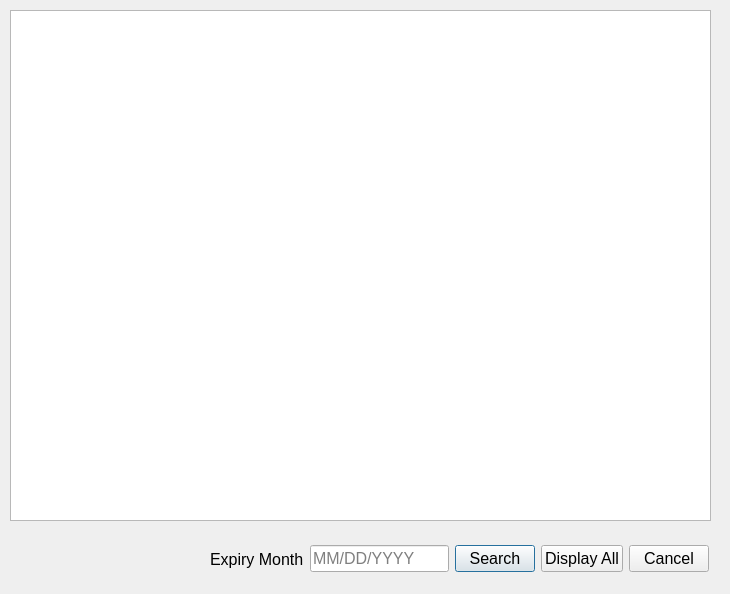
The window that membershipexpiry.ui (max9001/Bulk-Club-Project) describes before a commit, drawn with Qt 5.
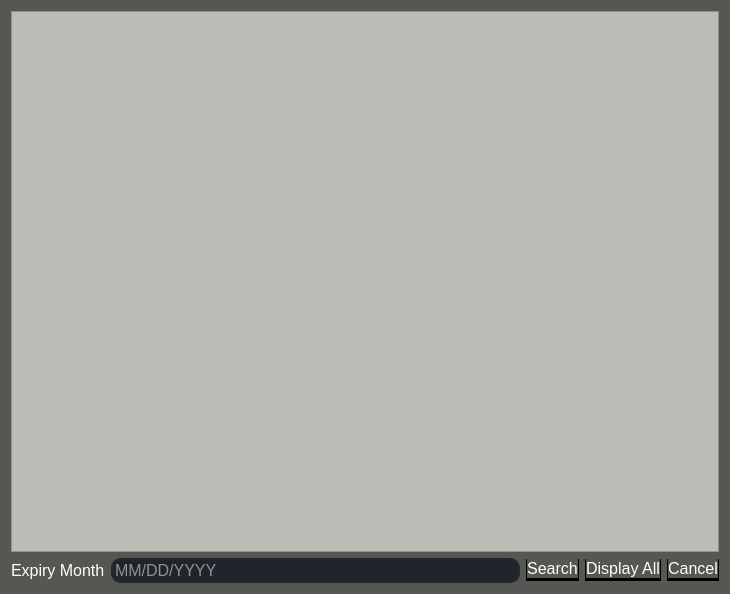
The same window after the commit.

The edit to the form file:
```diff
--- a/membershipexpiry.ui
+++ b/membershipexpiry.ui
@@ -13,25 +13,177 @@
   <property name="windowTitle">
    <string>Membership Expiration</string>
   </property>
-  <widget class="QTableView" name="tableView">
-   <property name="geometry">
-    <rect>
-     <x>10</x>
-     <y>10</y>
-     <width>701</width>
-     <height>511</height>
-    </rect>
-   </property>
-  </widget>
-  <widget class="QWidget" name="layoutWidget">
-   <property name="geometry">
-    <rect>
-     <x>210</x>
-     <y>540</y>
-     <width>499</width>
-     <height>38</height>
-    </rect>
-   </property>
+  <property name="styleSheet">
+   <string notr="true">QPushButton{
+	background-color: rgb(46, 52, 54);
+	border: none;
+	color: rgb(255, 255, 255);
+	border-left: 1px solid rgb(0, 0, 0);
+	border-right: 1px solid rgb(0, 0, 0);
+	border-bottom: 3px solid rgb(0, 0, 0);
+}
+
+QPushButton:hover{
+	background-color: rgb(59, 59, 59);
+	border: none;
+	color: rgb(255, 255, 255);
+	border-left: 1px solid rgb(29, 29, 29);
+	border-right: 1px solid rgb(29, 29, 29);
+	border-bottom: 3px solid rgb(29, 29, 29);
+}
+
+QPushButton:pressed{
+	background-color: rgb(46, 52, 54);
+	border: none;
+	color: rgb(255, 255, 255);
+	border-left: 1px solid rgb(0, 0, 0);
+	border-right: 1px solid rgb(0, 0, 0);
+	border-top: 3px solid rgb(0, 0, 0);
+}
+
+QDialog{
+	background-color: rgb(85, 87, 83);
+}
+
+QWidget{
+	background-color: rgb(85, 87, 83);
+}
+
+QMainWindow{
+	background-color: rgb(85, 87, 83);
+}
+
+QLabel{
+	color: rgb(255, 255, 255);
+	
+}
+
+QLineEdit{
+	border: 2px solid rgb(37, 39, 48);
+	border-radius: 10px;
+	color: #FFF;
+	background-color:rgb(34, 36, 44);
+}
+
+QLineEdit:hover{
+	border: 2px solid rgb(48, 50, 62);
+}
+
+QLineEdit:focus{
+	border: 2px solid rgb(85, 170, 255);
+	background-color:rgb(43, 45, 56);
+}
+
+
+/*--------------------------------------------------------------------------------------------*/
+
+ QScrollBar:vertical {
+	border: none;
+    background: rgb(45, 45, 68);
+    width: 14px;
+    margin: 15px 0 15px 0;
+	border-radius: 0px;
+ }
+
+/*  HANDLE BAR VERTICAL */
+QScrollBar::handle:vertical {	
+	background-color: rgb(80, 80, 122);
+	min-height: 30px;
+	border-radius: 7px;
+}
+QScrollBar::handle:vertical:hover{	
+	background-color: rgb(255, 0, 127);
+}
+QScrollBar::handle:vertical:pressed {	
+	background-color: rgb(185, 0, 92);
+}
+
+/* BTN TOP - SCROLLBAR */
+QScrollBar::sub-line:vertical {
+	border: none;
+	background-color: rgb(59, 59, 90);
+	height: 15px;
+	border-top-left-radius: 7px;
+	border-top-right-radius: 7px;
+	subcontrol-position: top;
+	subcontrol-origin: margin;
+}
+QScrollBar::sub-line:vertical:hover {	
+	background-color: rgb(255, 0, 127);
+}
+QScrollBar::sub-line:vertical:pressed {	
+	background-color: rgb(185, 0, 92);
+}
+
+/* BTN BOTTOM - SCROLLBAR */
+QScrollBar::add-line:vertical {
+	border: none;
+	background-color: rgb(59, 59, 90);
+	height: 15px;
+	border-bottom-left-radius: 7px;
+	border-bottom-right-radius: 7px;
+	subcontrol-position: bottom;
+	subcontrol-origin: margin;
+}
+QScrollBar::add-line:vertical:hover {	
+	background-color: rgb(255, 0, 127);
+}
+QScrollBar::add-line:vertical:pressed {	
+	background-color: rgb(185, 0, 92);
+}
+
+/* RESET ARROW */
+QScrollBar::up-arrow:vertical, QScrollBar::down-arrow:vertical {
+	background: none;
+}
+QScrollBar::add-page:vertical, QScrollBar::sub-page:vertical {
+	background: none;
+}
+
+
+QTableView{
+	background-color: rgb(186, 189, 182);
+}
+
+
+
+QScrollBar:horizontal {
+    border: none;
+    background: rgb(45, 45, 68);
+    width: 14px;
+    margin: 15px 0 15px 0;
+	border-radius: 0px;
+}
+QScrollBar::handle:horizontal {
+    background-color: rgb(80, 80, 122);
+	min-height: 30px;
+	border-radius: 7px;
+}
+QScrollBar::add-line:horizontal {
+    background-color: rgb(255, 0, 127);
+}
+
+QScrollBar::sub-line:horizontal {
+    background-color: rgb(185, 0, 92);
+}
+QScrollBar::up-arrow:horizontal, QScrollBar::down-arrow:horizontal
+{
+    background: none;
+}
+QScrollBar::add-page:horizontal, QScrollBar::sub-page:horizontal
+{
+    background: none;
+}
+
+</string>
+  </property>
+  <layout class="QVBoxLayout" name="verticalLayout_2">
+   <item>
+    <layout class="QVBoxLayout" name="verticalLayout">
+     <item>
+      <widget class="QTableView" name="tableView"/>
+     </item>
+     <item>
    <layout class="QHBoxLayout" name="horizontalLayout">
     <item>
      <widget class="QLabel" name="label">
@@ -103,7 +255,10 @@
      </widget>
     </item>
    </layout>
-  </widget>
+     </item>
+    </layout>
+   </item>
+  </layout>
  </widget>
  <resources/>
  <connections/>
```
Lines whose indentation alone changed are shown as unchanged.
